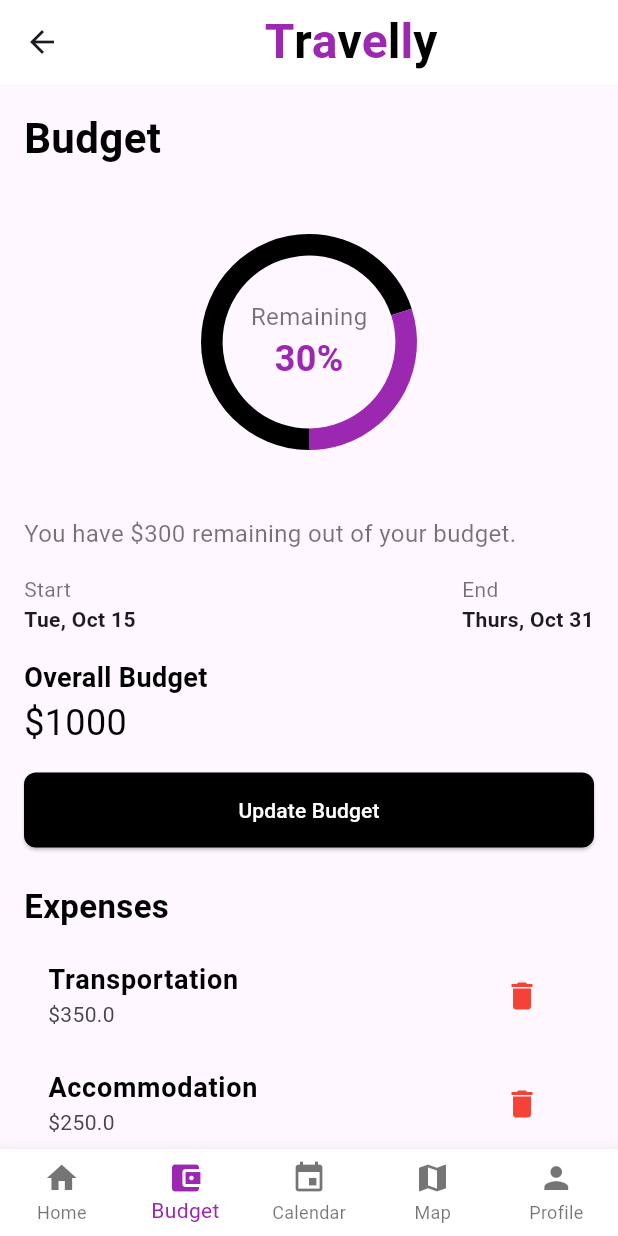
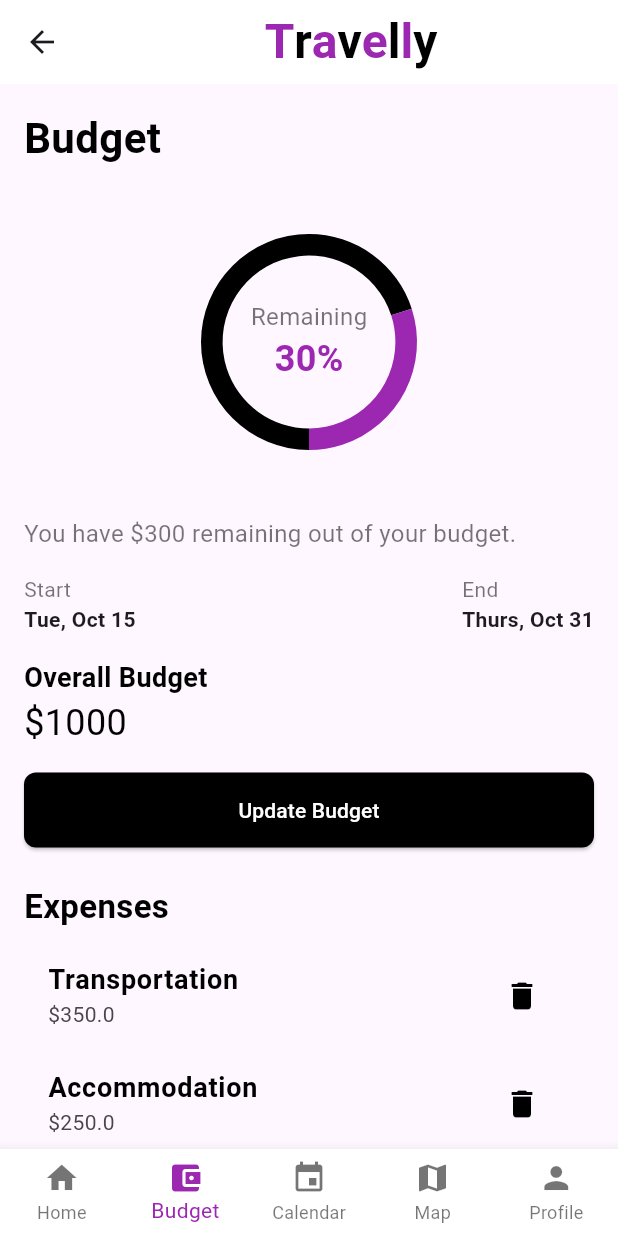
Before and after one commit to DaniyalLilani/Travelly, a Flutter app: the MyHomePage screen opened by its route, item 2 of the bottom bar chosen, on a phone screen of 412 x 824 dp. Run offline on Flutter 3.47's test engine with Material 3 defaults, Android fonts, the phone set to English and light mode, and no system bars; our stand-ins replace cloud_firestore, firebase_auth, firebase_core, image_picker, syncfusion_flutter_charts, table_calendar; accounts and stored records are empty.

Commit message:
minor changes to budget screen

```diff
--- a/lib/screens/budget/budget_screen.dart
+++ b/lib/screens/budget/budget_screen.dart
@@ -134,8 +134,12 @@ class BudgetScreen extends StatelessWidget {
               );
             },
             style: ElevatedButton.styleFrom(
-              backgroundColor: Colors.black,
-              foregroundColor: Colors.white,
+              backgroundColor: Theme.of(context).brightness == Brightness.dark
+              ? Colors.white // White background in dark mode
+              : Colors.black,
+              foregroundColor: Theme.of(context).brightness == Brightness.dark
+              ? Colors.black // Black text in dark mode
+              : Colors.white,
               minimumSize: const Size(double.infinity, 50),
               shape: RoundedRectangleBorder(
                 borderRadius: BorderRadius.circular(8),
@@ -159,7 +163,10 @@ class BudgetScreen extends StatelessWidget {
                 ),
                 subtitle: Text('\$${expense.cost}'),
                 trailing: IconButton(
-                  icon: const Icon(Icons.delete, color: Colors.red),
+                  icon: Icon(Icons.delete, color: Theme.of(context).brightness == Brightness.dark
+                ? Colors.white
+                : Colors.black,
+                ),
                   onPressed: () {
                   },
                 ),
@@ -177,8 +184,12 @@ class BudgetScreen extends StatelessWidget {
               );
             },
             style: ElevatedButton.styleFrom(
-              backgroundColor: Colors.black,
-              foregroundColor: Colors.white,
+              backgroundColor: Theme.of(context).brightness == Brightness.dark
+              ? Colors.white
+              : Colors.black,
+              foregroundColor: Theme.of(context).brightness == Brightness.dark
+              ? Colors.black
+              : Colors.white,
               minimumSize: const Size(double.infinity, 50),
               shape: RoundedRectangleBorder(
                 borderRadius: BorderRadius.circular(8),
```
